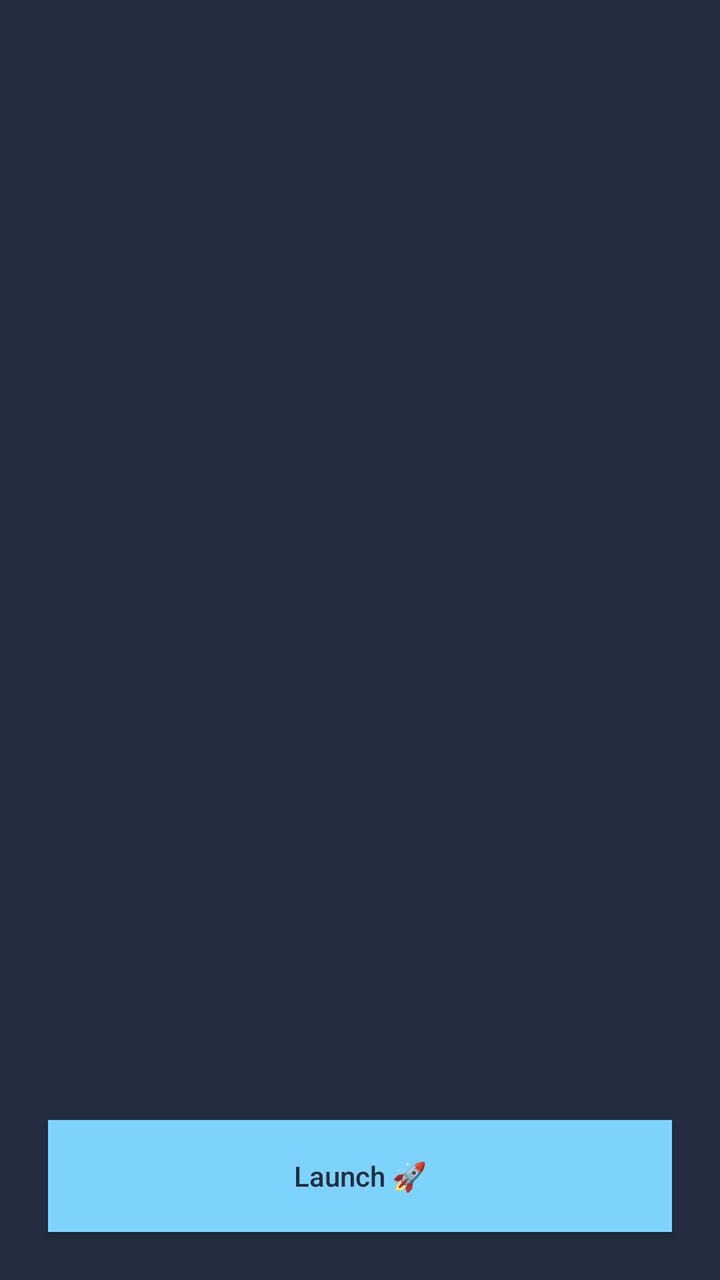
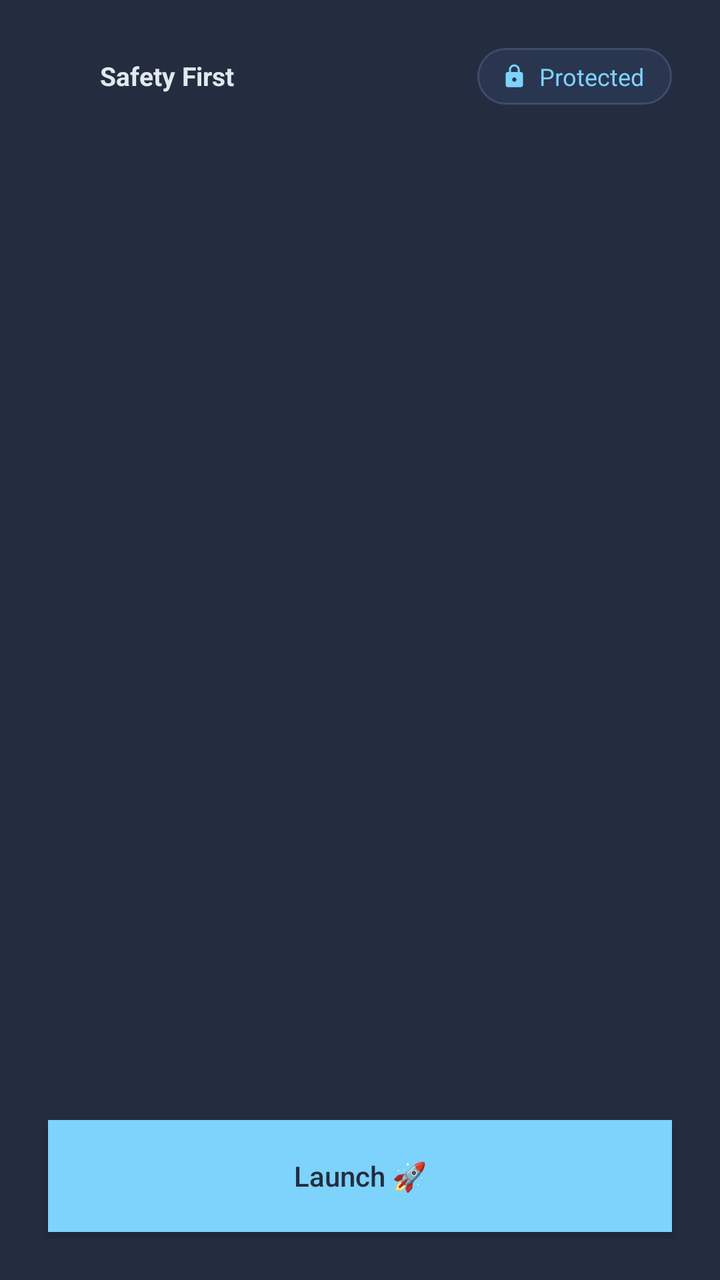

Compare the two renders of this Android layout. The source of the first and the diff that turns it into the second are given below.
<!-- AndroidManifest.xml: activity theme Theme.NihalHome -->
<!-- res/layout/activity_main.xml -->
<?xml version="1.0" encoding="utf-8"?>
<FrameLayout xmlns:android="http://schemas.android.com/apk/res/android"
    android:layout_width="match_parent"
    android:layout_height="match_parent"
    android:background="@color/onboarding_background">

    <Button
        android:id="@+id/buttonGo"
        android:layout_width="match_parent"
        android:layout_height="56dp"
        android:layout_gravity="bottom"
        android:layout_margin="24dp"
        android:background="@color/onboarding_accent"
        android:text="@string/action_go"
        android:textColor="@color/onboarding_button_text"
        android:textAllCaps="false"
        android:elevation="0dp" />

</FrameLayout>
<!-- resources referenced by this layout -->
<resources>
  <color name="onboarding_accent">#7DD3FC</color>
  <color name="onboarding_background">#232D3F</color>
  <color name="onboarding_button_text">#232D3F</color>
  <string name="action_go">Launch 🚀</string>
  <style name="Theme.NihalHome" parent="android:Theme.Material.Light.NoActionBar">
          <item name="android:windowBackground">@android:color/white</item>
          <item name="android:statusBarColor">@android:color/white</item>
          <item name="android:navigationBarColor">@android:color/white</item>
          <item name="android:windowLightStatusBar">true</item>
      </style>
</resources>

<!-- the commit's change to res/layout/activity_main.xml (unified diff, before → after) -->
@@ -3,6 +3,74 @@
     android:layout_width="match_parent"
     android:layout_height="match_parent"
     android:background="@color/onboarding_background">
+
+    <LinearLayout
+        android:id="@+id/topStatusBar"
+        android:layout_width="match_parent"
+        android:layout_height="wrap_content"
+        android:layout_gravity="top"
+        android:orientation="horizontal"
+        android:gravity="center_vertical"
+        android:paddingStart="24dp"
+        android:paddingEnd="24dp"
+        android:paddingTop="24dp">
+
+        <LinearLayout
+            android:id="@+id/containerSafetyFirst"
+            android:layout_width="0dp"
+            android:layout_height="wrap_content"
+            android:layout_weight="1"
+            android:orientation="horizontal"
+            android:gravity="start|center_vertical">
+
+            <ImageView
+                android:id="@+id/imageSafetyLogo"
+                android:layout_width="20dp"
+                android:layout_height="20dp"
+                android:layout_marginEnd="6dp"
+                android:src="@mipmap/ic_launcher" />
+
+            <TextView
+                android:id="@+id/textSafetyFirst"
+                android:layout_width="wrap_content"
+                android:layout_height="wrap_content"
+                android:text="@string/safety_first_title"
+                android:textColor="@color/onboarding_heading"
+                android:textSize="13sp"
+                android:textStyle="bold" />
+
+        </LinearLayout>
+
+        <LinearLayout
+            android:id="@+id/containerProtected"
+            android:layout_width="wrap_content"
+            android:layout_height="wrap_content"
+            android:orientation="horizontal"
+            android:gravity="center_vertical"
+            android:background="@drawable/bg_capsule_protected"
+            android:paddingStart="12dp"
+            android:paddingEnd="14dp"
+            android:paddingTop="6dp"
+            android:paddingBottom="6dp">
+
+            <ImageView
+                android:id="@+id/imageLockIcon"
+                android:layout_width="13dp"
+                android:layout_height="13dp"
+                android:layout_marginEnd="6dp"
+                android:src="@drawable/ic_lock" />
+
+            <TextView
+                android:id="@+id/textProtected"
+                android:layout_width="wrap_content"
+                android:layout_height="wrap_content"
+                android:text="@string/protected_label"
+                android:textColor="@color/onboarding_accent"
+                android:textSize="12sp" />
+
+        </LinearLayout>
+
+    </LinearLayout>
 
     <Button
         android:id="@+id/buttonGo"
<!-- resource entries referenced after the edit -->
@@ -3,12 +3,45 @@
   <color name="onboarding_accent">#7DD3FC</color>
   <color name="onboarding_background">#232D3F</color>
   <color name="onboarding_button_text">#232D3F</color>
+  <color name="onboarding_heading">#E2E8F0</color>
+  <!-- drawable bg_capsule_protected (drawable) -->
+  <shape xmlns:android="http://schemas.android.com/apk/res/android"
+      android:shape="rectangle">
+      <solid android:color="@color/protected_capsule_background" />
+      <stroke
+          android:width="1dp"
+          android:color="@color/protected_capsule_border" />
+      <corners android:radius="50dp" />
+  </shape>
+  <!-- drawable ic_lock (drawable) -->
+  <vector xmlns:android="http://schemas.android.com/apk/res/android"
+      android:width="24dp"
+      android:height="24dp"
+      android:viewportWidth="24"
+      android:viewportHeight="24"
+      android:tint="@color/onboarding_accent">
+      <path
+          android:fillColor="@android:color/white"
+          android:pathData="M18,8h-1V6c0,-2.76 -2.24,-5 -5,-5S7,3.24 7,6v2H6c-1.1,0 -2,0.9 -2,2v10c0,1.1 0.9,2 2,2h12c1.1,0 2,-0.9 2,-2V10c0,-1.1 -0.9,-2 -2,-2zM12,17c-1.1,0 -2,-0.9 -2,-2s0.9,-2 2,-2 2,0.9 2,2 -0.9,2 -2,2zM15.1,8L8.9,8V6c0,-1.71 1.39,-3.1 3.1,-3.1s3.1,1.39 3.1,3.1v2z" />
+  </vector>
+  <!-- mipmap ic_launcher (mipmap-anydpi-v26) -->
+  <?xml version="1.0" encoding="utf-8"?>
+  <adaptive-icon xmlns:android="http://schemas.android.com/apk/res/android">
+      <background android:drawable="@drawable/ic_launcher_background"/>
+      <foreground android:drawable="@drawable/ic_launcher_foreground"/>
+  </adaptive-icon>
   <string name="action_go">Launch 🚀</string>
+  <string name="protected_label">Protected</string>
+  <string name="safety_first_title">Safety First</string>
   <style name="Theme.NihalHome" parent="android:Theme.Material.Light.NoActionBar">
           <item name="android:windowBackground">@android:color/white</item>
           <item name="android:statusBarColor">@android:color/white</item>
           <item name="android:navigationBarColor">@android:color/white</item>
           <item name="android:windowLightStatusBar">true</item>
       </style>
+  <color name="protected_capsule_background">#2A3650</color>
+  <color name="protected_capsule_border">#3D4C6B</color>
+  <!-- drawable ic_launcher_background: png bitmap (drawable, 8505 bytes) -->
+  <!-- drawable ic_launcher_foreground: png bitmap (drawable, 4767 bytes) -->
 </resources>
 
